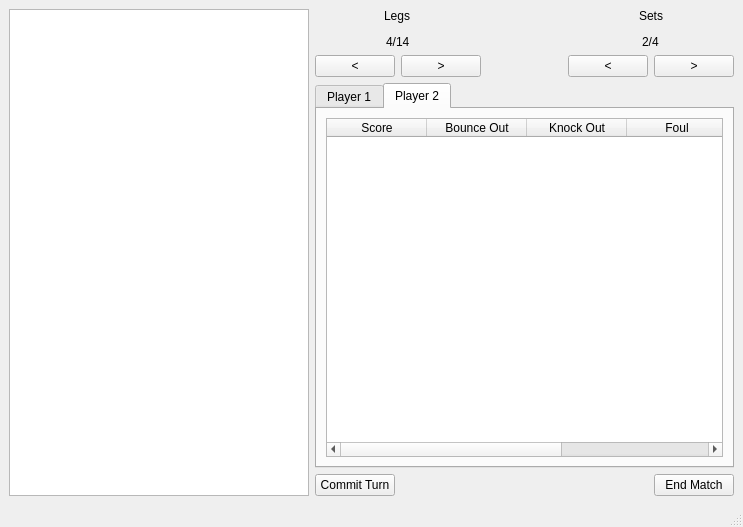
Old version of the form dartboard/views/Scorer.ui in the repository Jedimaster4559/CS499-DartBoard.
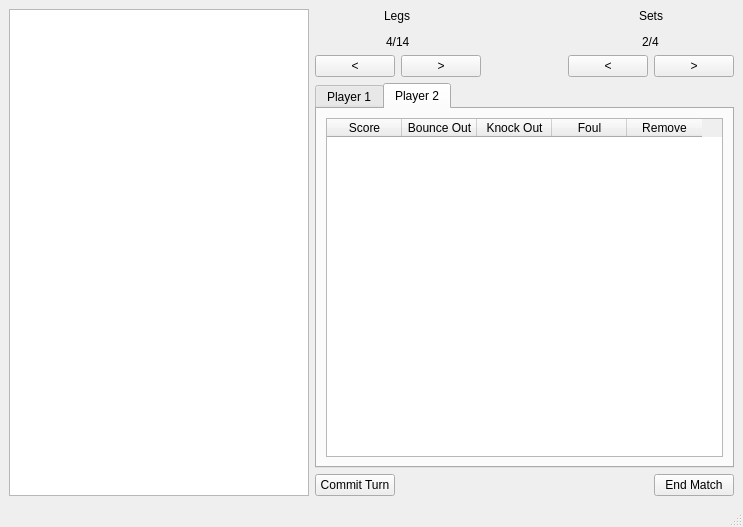
New version of the form. The open tabs and pages were chosen to show the change. Custom widgets are drawn as their Qt base class.

What changed in the file:
```diff
--- a/dartboard/views/Scorer.ui
+++ b/dartboard/views/Scorer.ui
@@ -172,6 +172,9 @@
           <property name="columnCount">
            <number>5</number>
           </property>
+          <attribute name="horizontalHeaderDefaultSectionSize">
+           <number>75</number>
+          </attribute>
           <attribute name="horizontalHeaderStretchLastSection">
            <bool>false</bool>
           </attribute>
```
